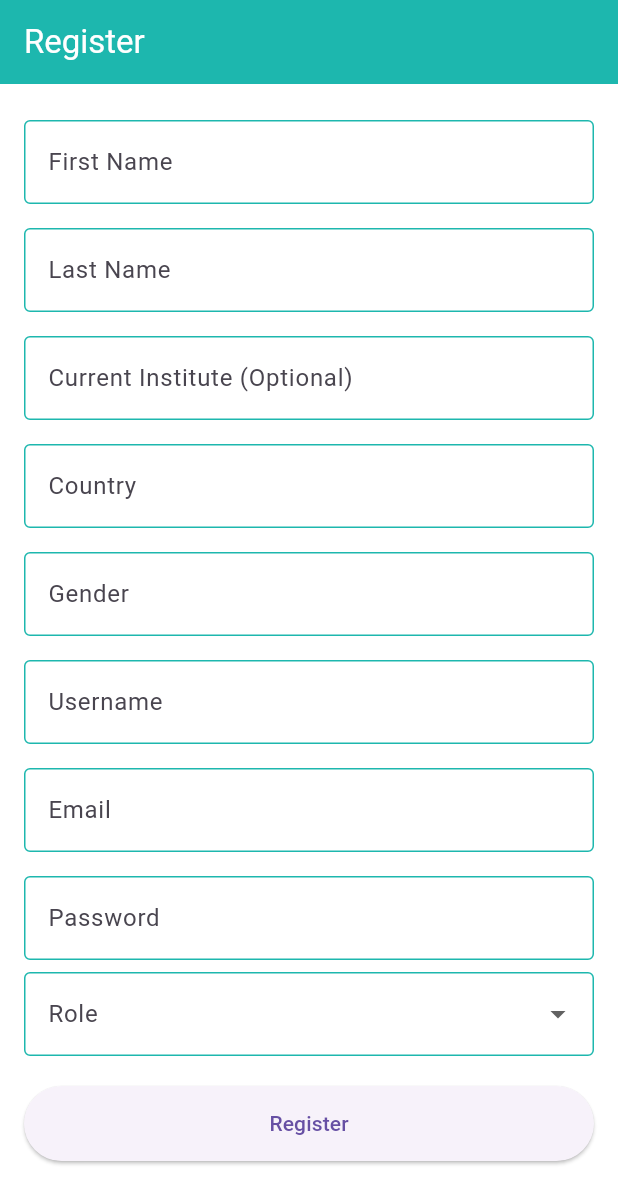
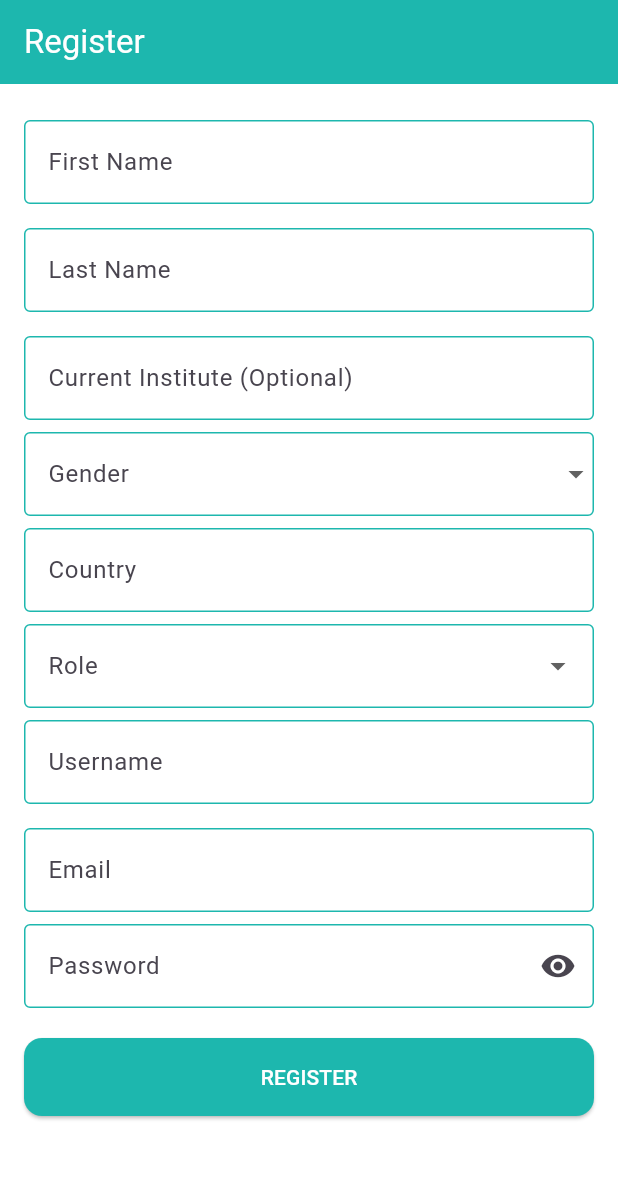
Before and after one commit to sourav600/online-classroom-management-frontend, a Flutter app: the screen it shows after launch, on a phone screen of 412 x 824 dp. Shown: the top 1204 px of the screen. Run offline on Flutter 3.47's test engine with Material 3 defaults, Android fonts, the phone set to English and light mode, and no system bars; our stand-ins replace connectivity_plus, dartz, equatable, flutter_secure_storage, get; accounts and stored records are empty.

Commit message:
Modify register ui

```diff
--- a/lib/core/utils/constants.dart
+++ b/lib/core/utils/constants.dart
@@ -1,5 +1,5 @@
 class Constants {
   static const String baseUrlLocalhost = 'http://localhost:5000';
 
-  static const String baseUrl = 'http://192.168.1.101:5000';
+  static const String baseUrl = 'http://192.168.190.18:5000';
 }
--- a/lib/features/user/data/datasources/user_remote_data_source.dart
+++ b/lib/features/user/data/datasources/user_remote_data_source.dart
@@ -27,7 +27,7 @@ class UserRemoteDataSourceImpl implements UserRemoteDataSource {
   Future<UserModel> register(UserModel user) async {
     try {
       final response = await client.post(
-        Uri.parse('${Constants.baseUrlLocalhost}/api/user/register'),
+        Uri.parse('${Constants.baseUrl}/api/user/register'),
         headers: await _getHeaders(),
         body: jsonEncode(user.toJson()),
       );
--- a/lib/features/user/presentation/pages/register_screen.dart
+++ b/lib/features/user/presentation/pages/register_screen.dart
@@ -1,5 +1,6 @@
 import 'package:flutter/material.dart';
 import 'package:get/get.dart';
+import 'package:online_classroom_frontend/core/utils/app_colors.dart';
 import 'package:online_classroom_frontend/features/user/data/models/user_model.dart';
 import '../controllers/auth_controller.dart';
 import '../widgets/custom_button.dart';
@@ -12,7 +13,6 @@ class RegisterScreen extends StatelessWidget {
   final lastNameController = TextEditingController();
   final instituteController = TextEditingController();
   final countryController = TextEditingController();
-  final genderController = TextEditingController();
   final usernameController = TextEditingController();
   final emailController = TextEditingController();
   final passwordController = TextEditingController();
@@ -32,9 +32,6 @@ class RegisterScreen extends StatelessWidget {
     }
     if (countryController.text.isEmpty) {
       return 'Country is required';
-    }
-    if (genderController.text.isEmpty) {
-      return 'Gender is required';
     }
     if (usernameController.text.length < 4 || usernameController.text.length > 20) {
       return 'Username must be 4-20 characters';
@@ -78,27 +75,23 @@ class RegisterScreen extends StatelessWidget {
               controller: instituteController,
               label: 'Current Institute (Optional)',
             ),
+            DropdownButtonFormField<String>(
+              value: selectedGender.value.isEmpty ? null : selectedGender.value,
+              onChanged: (value) => selectedGender.value = value!,
+              items: ['Male', 'Female', 'Other']
+                .map((gender) =>
+                DropdownMenuItem(value: gender, child: Text(gender)))
+                .toList(),
+              decoration: const InputDecoration(labelText: 'Gender'),
+              validator: (value) =>
+                value == null || value.isEmpty ? 'Gender is required' : null,
+            ),
+
             CustomTextField(
               controller: countryController,
               label: 'Country',
             ),
-            CustomTextField(
-              controller: genderController,
-              label: 'Gender',
-            ),
-            CustomTextField(
-              controller: usernameController,
-              label: 'Username',
-            ),
-            CustomTextField(
-              controller: emailController,
-              label: 'Email',
-            ),
-            CustomTextField(
-              controller: passwordController,
-              label: 'Password',
-              obscureText: true,
-            ),
+
             Obx(() => DropdownButtonFormField<String>(
                   value: selectedRole.value.isEmpty ? null : selectedRole.value,
                   decoration: const InputDecoration(
@@ -115,11 +108,39 @@ class RegisterScreen extends StatelessWidget {
                   validator: (value) =>
                               value == null ? 'Role is required' : null,
                 )),
+
+            CustomTextField(
+              controller: usernameController,
+              label: 'Username',
+            ),
+            CustomTextField(
+              controller: emailController,
+              label: 'Email',
+            ),
+            Obx(() => TextFormField(
+              controller: passwordController,
+              obscureText: isPasswordHidden.value,
+              decoration: InputDecoration(
+                labelText: 'Password',
+                suffixIcon: IconButton(
+                  icon: Icon(
+                    isPasswordHidden.value
+                    ? Icons.visibility
+                    : Icons.visibility_off,
+                  ),
+                  onPressed: () {
+                    isPasswordHidden.value = !isPasswordHidden.value;
+                  },
+                ),
+              ),
+            )),
+
             const SizedBox(height: 20),
-            Obx(() => authController.isLoading.value
+            Obx(() => SizedBox(
+              width: double.infinity,
+              child: authController.isLoading.value
                   ? const CircularProgressIndicator()
-                : CustomButton(
-                    text: 'Register',
+                  : ElevatedButton(
                       onPressed: () {
                         final error = _validateInput();
                         if(error != null){
@@ -134,7 +155,7 @@ class RegisterScreen extends StatelessWidget {
                               ? null
                               : instituteController.text,
                           country: countryController.text,
-                        gender: genderController.text,
+                          gender: selectedGender.value,
                           roleNames: {roleName},
                           profilePicture: null,
                           username: usernameController.text,
@@ -143,7 +164,17 @@ class RegisterScreen extends StatelessWidget {
                         );
                         authController.register(user);
                       },
-                  )),
+                      style: ElevatedButton.styleFrom(
+                        padding: const EdgeInsets.symmetric(vertical: 16),
+                        backgroundColor: AppColors.primary,
+                        shape: RoundedRectangleBorder(
+                          borderRadius: BorderRadius.circular(12),
+                        ),
+                      ),
+                   child: const Text('REGISTER', style: TextStyle(color: AppColors.background)),
+                  ),
+            )
+              ),
             Obx(() => authController.errorMessage.value.isNotEmpty
                 ? Padding(
                     padding: const EdgeInsets.only(top: 10),
```
Also changed, not shown: lib/features/user/presentation/widgets/custom_button.dart (+8 -1 lines). Lines whose indentation alone changed are shown as unchanged.
